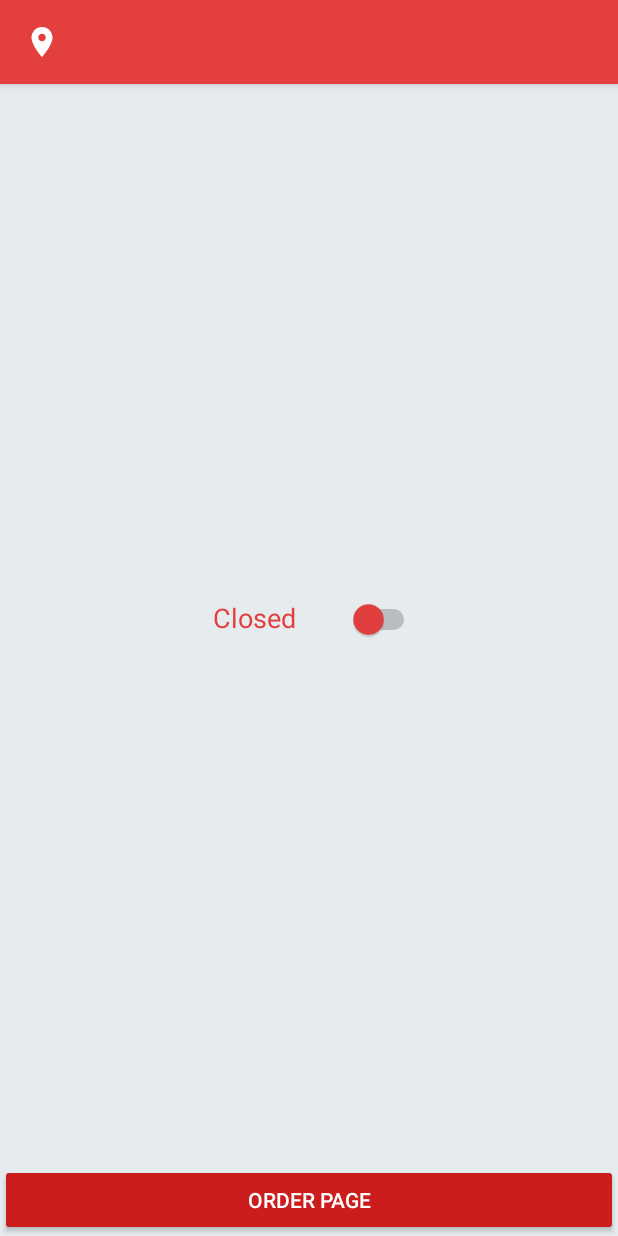
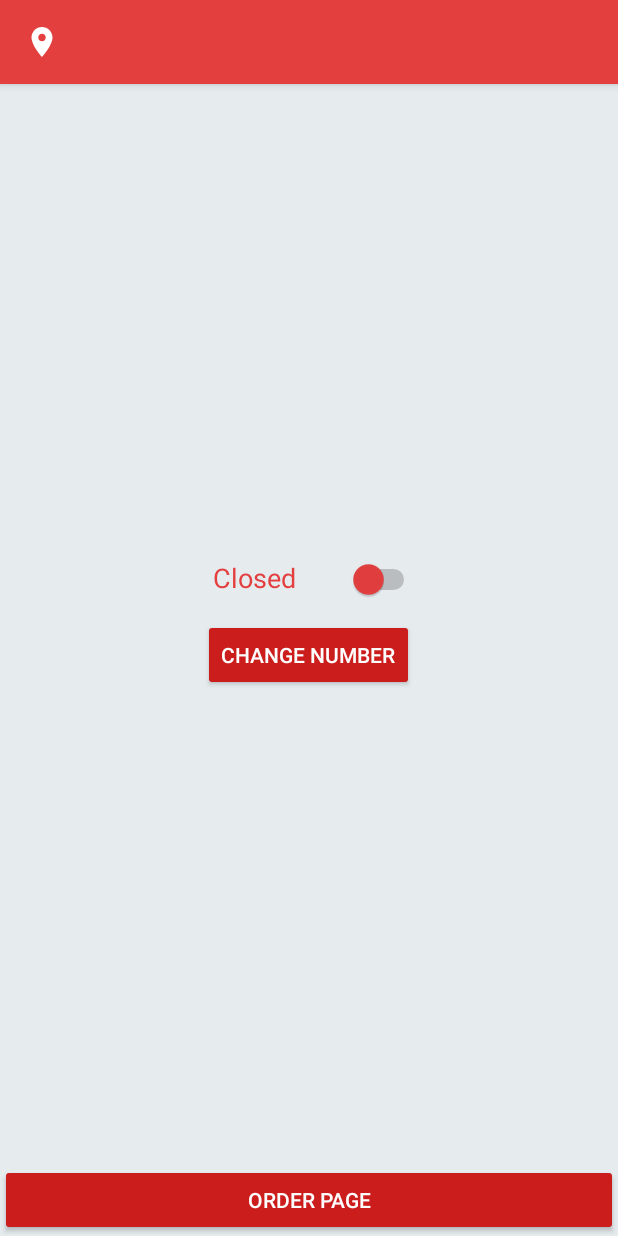
Before and after one commit to iit2015143/khanabotrestapp, an Android app: the HomePage screen opened directly, with no data from a screen before it, on a phone screen of 412 x 824 dp. Run offline under Robolectric (Android 15) with nearby library versions, the phone set to English and light mode, and no system bars; libraries missing offline, so code that uses them is left out: android.support.design, com.loopj.android, cz.msebera.android; Roboto replaces fonts that are not available here; 4 statements that could not run were skipped.

Commit message:
Number change for restaurent added

```diff
--- a/app/src/main/java/com/iam/root/khanabot/HomePage.java
+++ b/app/src/main/java/com/iam/root/khanabot/HomePage.java
@@ -226,4 +226,9 @@ public class HomePage extends AppCompatActivity {
     public String getprefsvalue(String key){
         return getSharedPreferences("com.example.root.khanabot",Context.MODE_PRIVATE).getString(key,"");
     }
+
+    public void changeNumber(View view) {
+        Intent numberChange  = new Intent(this,NumberChange.class);
+        startActivity(numberChange);
+    }
 }
--- a/app/src/main/res/layout/activity_home_page.xml
+++ b/app/src/main/res/layout/activity_home_page.xml
@@ -61,12 +61,18 @@
                 android:onClick="gotoorderpage"
                 android:padding="4dp"
                 android:text="Order Page" />
+            <LinearLayout
+                android:layout_width="wrap_content"
+                android:layout_height="wrap_content"
+                android:orientation="vertical"
+                android:layout_centerInParent="true">
 
             <LinearLayout
                 android:layout_width="wrap_content"
                 android:layout_height="wrap_content"
                 android:layout_centerInParent="true"
                 android:orientation="horizontal">
+
 
                 <TextView
                     android:layout_width="100dp"
@@ -84,6 +90,18 @@
                     android:trackTint="@color/moan"
                     android:id="@+id/switchme"
                     android:checked="false"/>
+
+
+            </LinearLayout>
+
+                <Button
+                    android:layout_width="wrap_content"
+                    android:layout_height="wrap_content"
+                    android:layout_gravity="center"
+                    android:text="Change Number"
+                    android:layout_marginTop="5dp"
+                    android:onClick="changeNumber"
+                    />
             </LinearLayout>
 
         </RelativeLayout>
```
Also changed, not shown: app/src/main/AndroidManifest.xml (+5 -3 lines), app/src/main/java/com/iam/root/khanabot/NumberChange.java (added, +30 -0 lines), app/src/main/res/layout/activity_number_change.xml (added, +58 -0 lines).
